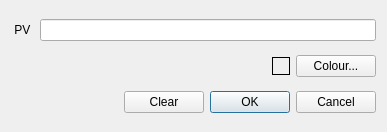
Before: the Qt Designer form framework/widgets/QEStripChart/QEStripChartItemDialog.ui in andrewrhyder/epicsqt, drawn with Qt 5.
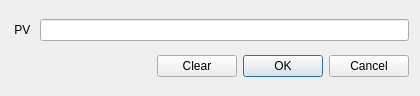
After: the same form once the commit is applied.

Commit message: Strip Chart - introduce context menus (and update revison)

Patch:
```diff
--- a/framework/widgets/QEStripChart/QEStripChartItemDialog.ui
+++ b/framework/widgets/QEStripChart/QEStripChartItemDialog.ui
@@ -6,8 +6,8 @@
    <rect>
     <x>0</x>
     <y>0</y>
-    <width>387</width>
-    <height>132</height>
+    <width>420</width>
+    <height>96</height>
    </rect>
   </property>
   <property name="windowTitle">
@@ -35,52 +35,6 @@
      </item>
     </layout>
    </item>
-   <item>
-    <layout class="QHBoxLayout" name="horizontalLayout">
-     <item>
-      <spacer name="horizontalSpacer">
-       <property name="orientation">
-        <enum>Qt::Horizontal</enum>
-       </property>
-       <property name="sizeHint" stdset="0">
-        <size>
-         <width>258</width>
-         <height>20</height>
-        </size>
-       </property>
-      </spacer>
-     </item>
-     <item>
-      <widget class="QLabel" name="colourIndicator">
-       <property name="minimumSize">
-        <size>
-         <width>18</width>
-         <height>18</height>
-        </size>
-       </property>
-       <property name="maximumSize">
-        <size>
-         <width>18</width>
-         <height>18</height>
-        </size>
-       </property>
-       <property name="frameShape">
-        <enum>QFrame::Box</enum>
-       </property>
-       <property name="text">
-        <string/>
-       </property>
-      </widget>
-     </item>
-     <item>
-      <widget class="QPushButton" name="colourButton">
-       <property name="text">
-        <string>Colour...</string>
-       </property>
-      </widget>
-     </item>
-    </layout>
-   </item>
    <item>
     <layout class="QHBoxLayout" name="horizontalLayout_2">
      <item>
```
The commit also changes 7 other files.
